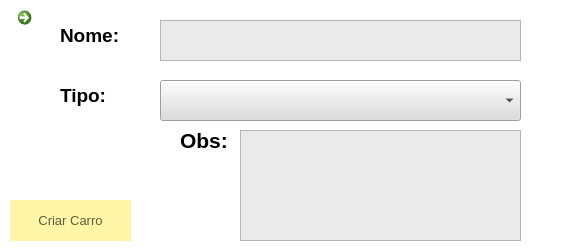
tatianascgil/Projeto_Informatico_Formula_Student_Barramento_CAN, file FSIPLeiria/criarcarro.ui: the form before one commit.
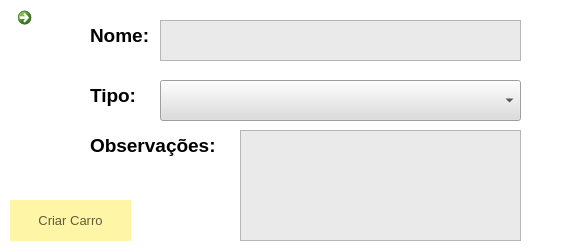
The form after the commit. Icons and pictures are not drawn.

Diff of the .ui file:
```diff
--- a/FSIPLeiria/criarcarro.ui
+++ b/FSIPLeiria/criarcarro.ui
@@ -91,9 +91,9 @@
   <widget class="QLabel" name="label_2">
    <property name="geometry">
     <rect>
-     <x>60</x>
+     <x>90</x>
      <y>80</y>
-     <width>71</width>
+     <width>81</width>
      <height>31</height>
     </rect>
    </property>
@@ -110,7 +110,7 @@
   <widget class="QLabel" name="label">
    <property name="geometry">
     <rect>
-     <x>60</x>
+     <x>90</x>
      <y>20</y>
      <width>91</width>
      <height>31</height>
@@ -129,20 +129,20 @@
   <widget class="QLabel" name="label_3">
    <property name="geometry">
     <rect>
-     <x>180</x>
+     <x>90</x>
      <y>130</y>
-     <width>51</width>
-     <height>21</height>
+     <width>141</width>
+     <height>31</height>
     </rect>
    </property>
    <property name="font">
     <font>
-     <pointsize>16</pointsize>
+     <pointsize>14</pointsize>
      <bold>true</bold>
     </font>
    </property>
    <property name="text">
-    <string>Obs:</string>
+    <string>Observações:</string>
    </property>
   </widget>
   <widget class="QTextEdit" name="textEditNomeCarro">
```
